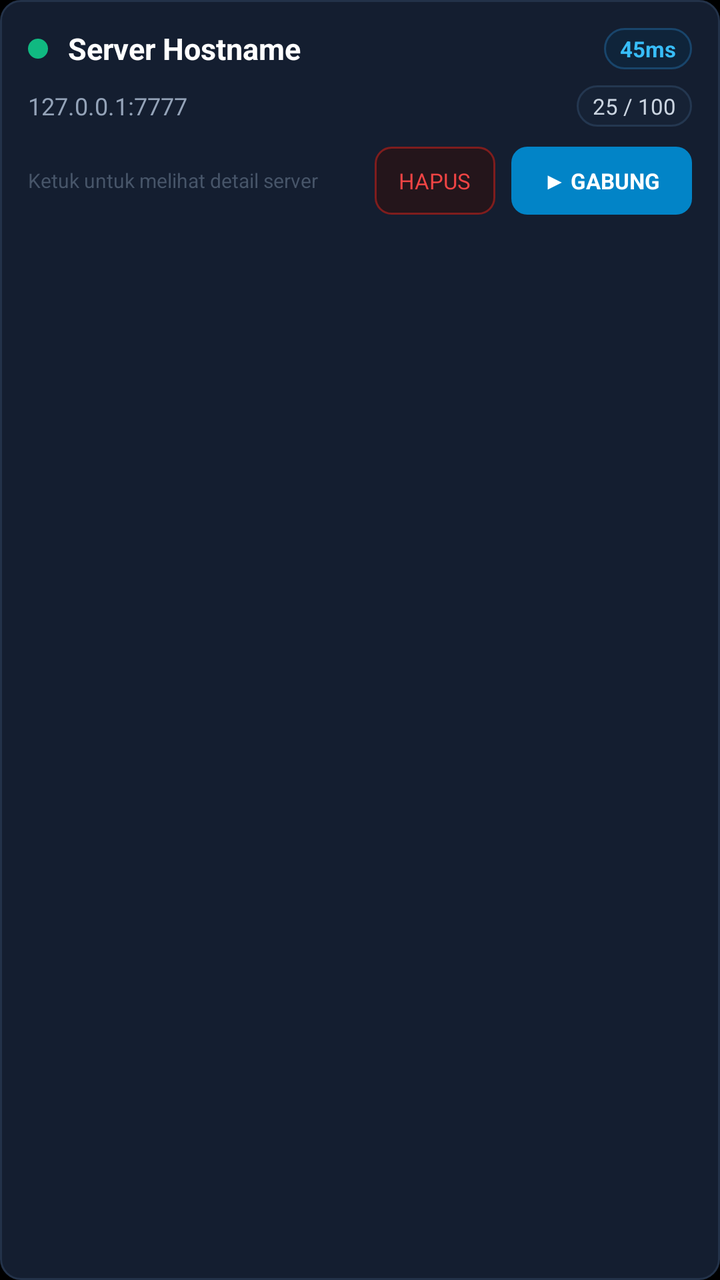
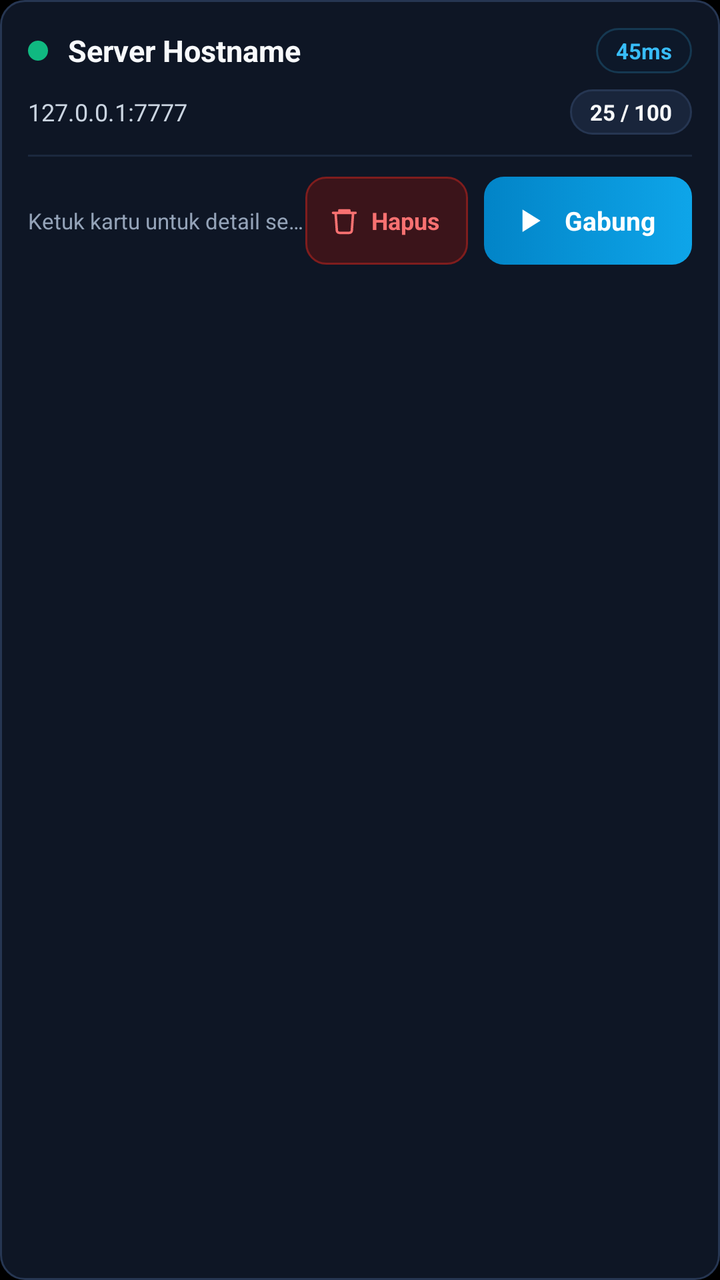

The first picture is an Android layout as it rendered before a commit; the second is the same layout after the commit. The layout source and the unified diff follow.
<!-- AndroidManifest.xml: application theme android:Theme.NoTitleBar.Fullscreen -->
<!-- res/layout/item_server_card.xml -->
<?xml version="1.0" encoding="utf-8"?>
<LinearLayout xmlns:android="http://schemas.android.com/apk/res/android"
    android:layout_width="match_parent"
    android:layout_height="wrap_content"
    android:orientation="vertical"
    android:layout_marginBottom="10dp"
    android:padding="14dp"
    android:background="@drawable/bg_server_card">

    
    <LinearLayout
        android:layout_width="match_parent"
        android:layout_height="wrap_content"
        android:orientation="horizontal"
        android:gravity="center_vertical">

        <View
            android:id="@+id/view_status_dot"
            android:layout_width="10dp"
            android:layout_height="10dp"
            android:background="@drawable/dot_online"
            android:layout_marginEnd="10dp" />

        <TextView
            android:id="@+id/tv_server_name"
            android:layout_width="0dp"
            android:layout_height="wrap_content"
            android:layout_weight="1"
            android:text="Server Hostname"
            android:textColor="#FFFFFF"
            android:textSize="15sp"
            android:textStyle="bold"
            android:singleLine="true"
            android:ellipsize="end" />

        <TextView
            android:id="@+id/tv_server_ping"
            android:layout_width="wrap_content"
            android:layout_height="wrap_content"
            android:text="45ms"
            android:textColor="#38BDF8"
            android:textSize="11sp"
            android:textStyle="bold"
            android:background="@drawable/bg_badge_ping"
            android:paddingStart="8dp"
            android:paddingEnd="8dp"
            android:paddingTop="3dp"
            android:paddingBottom="3dp"
            android:layout_marginStart="8dp" />
    </LinearLayout>

    
    <LinearLayout
        android:layout_width="match_parent"
        android:layout_height="wrap_content"
        android:orientation="horizontal"
        android:layout_marginTop="8dp"
        android:gravity="center_vertical">

        <TextView
            android:id="@+id/tv_server_address"
            android:layout_width="0dp"
            android:layout_height="wrap_content"
            android:layout_weight="1"
            android:text="127.0.0.1:7777"
            android:textColor="#94A3B8"
            android:textSize="12sp" />

        <TextView
            android:id="@+id/tv_server_players"
            android:layout_width="wrap_content"
            android:layout_height="wrap_content"
            android:text="25 / 100"
            android:textColor="#CBD5E1"
            android:textSize="11sp"
            android:background="@drawable/bg_badge_players"
            android:paddingStart="8dp"
            android:paddingEnd="8dp"
            android:paddingTop="3dp"
            android:paddingBottom="3dp" />
    </LinearLayout>

    
    <LinearLayout
        android:layout_width="match_parent"
        android:layout_height="wrap_content"
        android:orientation="horizontal"
        android:layout_marginTop="10dp"
        android:gravity="center_vertical|end">

        <TextView
            android:layout_width="0dp"
            android:layout_height="wrap_content"
            android:layout_weight="1"
            android:text="Ketuk untuk melihat detail server"
            android:textColor="#475569"
            android:textSize="10sp" />

        <Button
            android:id="@+id/btn_delete_server"
            android:layout_width="wrap_content"
            android:layout_height="34dp"
            android:text="HAPUS"
            android:textColor="#EF4444"
            android:background="@drawable/bg_btn_danger"
            android:textSize="11sp"
            android:paddingStart="12dp"
            android:paddingEnd="12dp"
            android:layout_marginEnd="8dp" />

        <Button
            android:id="@+id/btn_connect_server"
            android:layout_width="wrap_content"
            android:layout_height="34dp"
            android:text="▶ GABUNG"
            android:textColor="#FFFFFF"
            android:background="@drawable/bg_btn_connect"
            android:textSize="11sp"
            android:textStyle="bold"
            android:paddingStart="16dp"
            android:paddingEnd="16dp" />
    </LinearLayout>

</LinearLayout>
<!-- resources referenced by this layout -->
<resources>
  <!-- drawable bg_badge_ping (drawable) -->
  <?xml version="1.0" encoding="utf-8"?>
  <shape xmlns:android="http://schemas.android.com/apk/res/android"
      android:shape="rectangle">
      <solid android:color="#0F243A" />
      <stroke android:width="1dp" android:color="#19456B" />
      <corners android:radius="12dp" />
  </shape>
  <!-- drawable bg_badge_players (drawable) -->
  <?xml version="1.0" encoding="utf-8"?>
  <shape xmlns:android="http://schemas.android.com/apk/res/android"
      android:shape="rectangle">
      <solid android:color="#162235" />
      <stroke android:width="1dp" android:color="#243750" />
      <corners android:radius="12dp" />
  </shape>
  <!-- drawable bg_btn_connect (drawable) -->
  <?xml version="1.0" encoding="utf-8"?>
  <selector xmlns:android="http://schemas.android.com/apk/res/android">
      <item android:state_pressed="true">
          <shape android:shape="rectangle">
              <solid android:color="#02659B" />
              <corners android:radius="8dp" />
          </shape>
      </item>
      <item android:state_enabled="false">
          <shape android:shape="rectangle">
              <solid android:color="#334155" />
              <corners android:radius="8dp" />
          </shape>
      </item>
      <item>
          <shape android:shape="rectangle">
              <solid android:color="#0284C7" />
              <corners android:radius="8dp" />
          </shape>
      </item>
  </selector>
  <!-- drawable bg_btn_danger (drawable) -->
  <?xml version="1.0" encoding="utf-8"?>
  <selector xmlns:android="http://schemas.android.com/apk/res/android">
      <item android:state_pressed="true">
          <shape android:shape="rectangle">
              <solid android:color="#45121E" />
              <stroke android:width="1dp" android:color="#DC2626" />
              <corners android:radius="8dp" />
          </shape>
      </item>
      <item>
          <shape android:shape="rectangle">
              <solid android:color="#24151B" />
              <stroke android:width="1dp" android:color="#7F1D1D" />
              <corners android:radius="8dp" />
          </shape>
      </item>
  </selector>
  <!-- drawable bg_server_card (drawable) -->
  <?xml version="1.0" encoding="utf-8"?>
  <selector xmlns:android="http://schemas.android.com/apk/res/android">
      <item android:state_pressed="true">
          <shape android:shape="rectangle">
              <solid android:color="#1E2C44" />
              <stroke android:width="1dp" android:color="#38BDF8" />
              <corners android:radius="10dp" />
          </shape>
      </item>
      <item android:state_focused="true">
          <shape android:shape="rectangle">
              <solid android:color="#1B283E" />
              <stroke android:width="1dp" android:color="#38BDF8" />
              <corners android:radius="10dp" />
          </shape>
      </item>
      <item>
          <shape android:shape="rectangle">
              <solid android:color="#141E30" />
              <stroke android:width="1dp" android:color="#233249" />
              <corners android:radius="10dp" />
          </shape>
      </item>
  </selector>
  <!-- unchanged entries left out for length: 1 -->
</resources>

<!-- the commit's change to res/layout/item_server_card.xml (unified diff, before → after) -->
@@ -5,7 +5,9 @@
     android:orientation="vertical"
     android:layout_marginBottom="10dp"
     android:padding="14dp"
-    android:background="@drawable/bg_server_card">
+    android:background="@drawable/bg_server_card"
+    android:clickable="true"
+    android:focusable="true">
 
     
     <LinearLayout
@@ -19,7 +21,8 @@
             android:layout_width="10dp"
             android:layout_height="10dp"
             android:background="@drawable/dot_online"
-            android:layout_marginEnd="10dp" />
+            android:layout_marginEnd="10dp"
+            android:importantForAccessibility="no" />
 
         <TextView
             android:id="@+id/tv_server_name"
@@ -27,9 +30,10 @@
             android:layout_height="wrap_content"
             android:layout_weight="1"
             android:text="Server Hostname"
-            android:textColor="#FFFFFF"
+            android:textColor="@color/romp_text_primary"
             android:textSize="15sp"
             android:textStyle="bold"
+            android:drawablePadding="6dp"
             android:singleLine="true"
             android:ellipsize="end" />
 
@@ -38,14 +42,14 @@
             android:layout_width="wrap_content"
             android:layout_height="wrap_content"
             android:text="45ms"
-            android:textColor="#38BDF8"
+            android:textColor="@color/romp_accent"
             android:textSize="11sp"
             android:textStyle="bold"
             android:background="@drawable/bg_badge_ping"
-            android:paddingStart="8dp"
-            android:paddingEnd="8dp"
-            android:paddingTop="3dp"
-            android:paddingBottom="3dp"
+            android:paddingStart="10dp"
+            android:paddingEnd="10dp"
+            android:paddingTop="4dp"
+            android:paddingBottom="4dp"
             android:layout_marginStart="8dp" />
     </LinearLayout>
 
@@ -63,61 +67,83 @@
             android:layout_height="wrap_content"
             android:layout_weight="1"
             android:text="127.0.0.1:7777"
-            android:textColor="#94A3B8"
-            android:textSize="12sp" />
+            android:textColor="@color/romp_text_secondary"
+            android:textSize="12sp"
+            android:singleLine="true"
+            android:ellipsize="end" />
 
         <TextView
             android:id="@+id/tv_server_players"
             android:layout_width="wrap_content"
             android:layout_height="wrap_content"
             android:text="25 / 100"
-            android:textColor="#CBD5E1"
+            android:textColor="@color/romp_text_primary"
             android:textSize="11sp"
+            android:textStyle="bold"
             android:background="@drawable/bg_badge_players"
-            android:paddingStart="8dp"
-            android:paddingEnd="8dp"
-            android:paddingTop="3dp"
-            android:paddingBottom="3dp" />
+            android:paddingStart="10dp"
+            android:paddingEnd="10dp"
+            android:paddingTop="4dp"
+            android:paddingBottom="4dp"
+            android:layout_marginStart="8dp" />
     </LinearLayout>
+
+    
+    <View
+        android:layout_width="match_parent"
+        android:layout_height="1dp"
+        android:background="@color/romp_divider"
+        android:layout_marginTop="10dp"
+        android:layout_marginBottom="10dp" />
 
     
     <LinearLayout
         android:layout_width="match_parent"
         android:layout_height="wrap_content"
         android:orientation="horizontal"
-        android:layout_marginTop="10dp"
         android:gravity="center_vertical|end">
 
         <TextView
             android:layout_width="0dp"
             android:layout_height="wrap_content"
             android:layout_weight="1"
-            android:text="Ketuk untuk melihat detail server"
-            android:textColor="#475569"
-            android:textSize="10sp" />
+            android:text="Ketuk kartu untuk detail server"
+            android:textColor="@color/romp_text_muted"
+            android:textSize="11sp"
+            android:singleLine="true"
+            android:ellipsize="end" />
 
         <Button
             android:id="@+id/btn_delete_server"
             android:layout_width="wrap_content"
-            android:layout_height="34dp"
-            android:text="HAPUS"
-            android:textColor="#EF4444"
+            android:layout_height="44dp"
+            android:minWidth="80dp"
+            android:text="Hapus"
+            android:textAllCaps="false"
+            android:textColor="@color/romp_danger"
             android:background="@drawable/bg_btn_danger"
-            android:textSize="11sp"
+            android:drawableStart="@drawable/ic_romp_trash"
+            android:drawablePadding="6dp"
+            android:textSize="12sp"
+            android:textStyle="bold"
             android:paddingStart="12dp"
-            android:paddingEnd="12dp"
+            android:paddingEnd="14dp"
             android:layout_marginEnd="8dp" />
 
         <Button
             android:id="@+id/btn_connect_server"
             android:layout_width="wrap_content"
-            android:layout_height="34dp"
-            android:text="▶ GABUNG"
+            android:layout_height="44dp"
+            android:minWidth="104dp"
+            android:text="Gabung"
+            android:textAllCaps="false"
             android:textColor="#FFFFFF"
             android:background="@drawable/bg_btn_connect"
-            android:textSize="11sp"
+            android:drawableStart="@drawable/ic_romp_play"
+            android:drawablePadding="6dp"
+            android:textSize="13sp"
             android:textStyle="bold"
-            android:paddingStart="16dp"
+            android:paddingStart="14dp"
             android:paddingEnd="16dp" />
     </LinearLayout>
 
<!-- resource entries referenced after the edit -->
@@ -1,86 +1,116 @@
 <!-- resources referenced by this layout -->
 <resources>
+  <color name="romp_accent">#38BDF8</color>
+  <color name="romp_danger">#F87171</color>
+  <color name="romp_divider">#1B283E</color>
+  <color name="romp_text_muted">#94A3B8</color>
+  <color name="romp_text_primary">#F8FAFC</color>
+  <color name="romp_text_secondary">#CBD5E1</color>
   <!-- drawable bg_badge_ping (drawable) -->
   <?xml version="1.0" encoding="utf-8"?>
   <shape xmlns:android="http://schemas.android.com/apk/res/android"
       android:shape="rectangle">
-      <solid android:color="#0F243A" />
-      <stroke android:width="1dp" android:color="#19456B" />
-      <corners android:radius="12dp" />
+      <solid android:color="#1E0C2D48" />
+      <stroke android:width="1dp" android:color="#3338BDF8" />
+      <corners android:radius="999dp" />
   </shape>
   <!-- drawable bg_badge_players (drawable) -->
   <?xml version="1.0" encoding="utf-8"?>
   <shape xmlns:android="http://schemas.android.com/apk/res/android"
       android:shape="rectangle">
-      <solid android:color="#162235" />
-      <stroke android:width="1dp" android:color="#243750" />
-      <corners android:radius="12dp" />
+      <solid android:color="#19253B" />
+      <stroke android:width="1dp" android:color="@color/romp_border_subtle" />
+      <corners android:radius="999dp" />
   </shape>
   <!-- drawable bg_btn_connect (drawable) -->
   <?xml version="1.0" encoding="utf-8"?>
-  <selector xmlns:android="http://schemas.android.com/apk/res/android">
-      <item android:state_pressed="true">
-          <shape android:shape="rectangle">
-              <solid android:color="#02659B" />
-              <corners android:radius="8dp" />
-          </shape>
+  <ripple xmlns:android="http://schemas.android.com/apk/res/android"
+      android:color="#40FFFFFF">
+      <item>
+          <selector>
+              <item android:state_enabled="false">
+                  <shape android:shape="rectangle">
+                      <solid android:color="#334155" />
+                      <corners android:radius="10dp" />
+                  </shape>
+              </item>
+              <item>
+                  <shape android:shape="rectangle">
+                      <gradient
+                          android:angle="0"
+                          android:startColor="#0284C7"
+                          android:endColor="#0EA5E9" />
+                      <corners android:radius="10dp" />
+                  </shape>
+              </item>
+          </selector>
       </item>
-      <item android:state_enabled="false">
-          <shape android:shape="rectangle">
-              <solid android:color="#334155" />
-              <corners android:radius="8dp" />
-          </shape>
-      </item>
+  </ripple>
+  <!-- drawable bg_btn_danger (drawable) -->
+  <?xml version="1.0" encoding="utf-8"?>
+  <ripple xmlns:android="http://schemas.android.com/apk/res/android"
+      android:color="#40F87171">
       <item>
           <shape android:shape="rectangle">
-              <solid android:color="#0284C7" />
-              <corners android:radius="8dp" />
-          </shape>
-      </item>
-  </selector>
-  <!-- drawable bg_btn_danger (drawable) -->
-  <?xml version="1.0" encoding="utf-8"?>
-  <selector xmlns:android="http://schemas.android.com/apk/res/android">
-      <item android:state_pressed="true">
-          <shape android:shape="rectangle">
-              <solid android:color="#45121E" />
-              <stroke android:width="1dp" android:color="#DC2626" />
-              <corners android:radius="8dp" />
-          </shape>
-      </item>
-      <item>
-          <shape android:shape="rectangle">
-              <solid android:color="#24151B" />
-              <stroke android:width="1dp" android:color="#7F1D1D" />
-              <corners android:radius="8dp" />
-          </shape>
-      </item>
-  </selector>
-  <!-- drawable bg_server_card (drawable) -->
-  <?xml version="1.0" encoding="utf-8"?>
-  <selector xmlns:android="http://schemas.android.com/apk/res/android">
-      <item android:state_pressed="true">
-          <shape android:shape="rectangle">
-              <solid android:color="#1E2C44" />
-              <stroke android:width="1dp" android:color="#38BDF8" />
+              <solid android:color="@color/romp_danger_surface" />
+              <stroke android:width="1dp" android:color="@color/romp_danger_border" />
               <corners android:radius="10dp" />
           </shape>
       </item>
-      <item android:state_focused="true">
-          <shape android:shape="rectangle">
-              <solid android:color="#1B283E" />
-              <stroke android:width="1dp" android:color="#38BDF8" />
-              <corners android:radius="10dp" />
-          </shape>
+  </ripple>
+  <!-- drawable bg_server_card (drawable) -->
+  <?xml version="1.0" encoding="utf-8"?>
+  <ripple xmlns:android="http://schemas.android.com/apk/res/android"
+      android:color="#3338BDF8">
+      <item>
+          <selector>
+              <item android:state_focused="true">
+                  <shape android:shape="rectangle">
+                      <solid android:color="#E8182640" />
+                      <stroke android:width="1.5dp" android:color="@color/romp_accent" />
+                      <corners android:radius="12dp" />
+                  </shape>
+              </item>
+              <item>
+                  <shape android:shape="rectangle">
+                      <solid android:color="@color/romp_bg_surface" />
+                      <stroke android:width="1dp" android:color="@color/romp_border_subtle" />
+                      <corners android:radius="12dp" />
+                  </shape>
+              </item>
+          </selector>
       </item>
-      <item>
-          <shape android:shape="rectangle">
-              <solid android:color="#141E30" />
-              <stroke android:width="1dp" android:color="#233249" />
-              <corners android:radius="10dp" />
-          </shape>
-      </item>
-  </selector>
+  </ripple>
+  <!-- drawable ic_romp_play (drawable) -->
+  <?xml version="1.0" encoding="utf-8"?>
+  <vector xmlns:android="http://schemas.android.com/apk/res/android"
+      android:width="18dp"
+      android:height="18dp"
+      android:viewportWidth="24"
+      android:viewportHeight="24">
+      <path
+          android:fillColor="#FFFFFF"
+          android:pathData="M7,4.5v15l12,-7.5z" />
+  </vector>
+  <!-- drawable ic_romp_trash (drawable) -->
+  <?xml version="1.0" encoding="utf-8"?>
+  <vector xmlns:android="http://schemas.android.com/apk/res/android"
+      android:width="15dp"
+      android:height="15dp"
+      android:viewportWidth="24"
+      android:viewportHeight="24">
+      <path
+          android:fillColor="@android:color/transparent"
+          android:strokeColor="#F87171"
+          android:strokeWidth="2"
+          android:strokeLineCap="round"
+          android:strokeLineJoin="round"
+          android:pathData="M3,6h18 M8,6V4h8v2 M19,6l-1,14a2,2 0,0 1,-2 2H8a2,2 0,0 1,-2 -2L5,6" />
+  </vector>
+  <color name="romp_border_subtle">#263652</color>
+  <color name="romp_danger_surface">#3B141A</color>
+  <color name="romp_danger_border">#7F1D1D</color>
+  <color name="romp_bg_surface">#DB111A2C</color>
   <!-- unchanged entries left out for length: 1 -->
 </resources>
 
